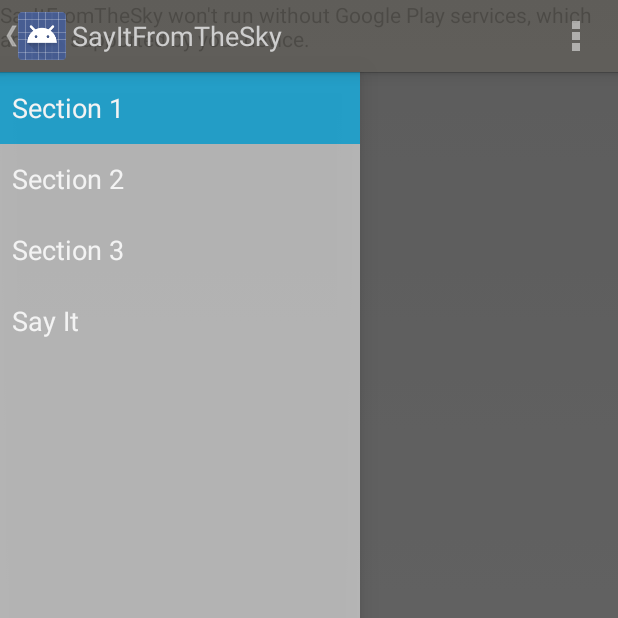
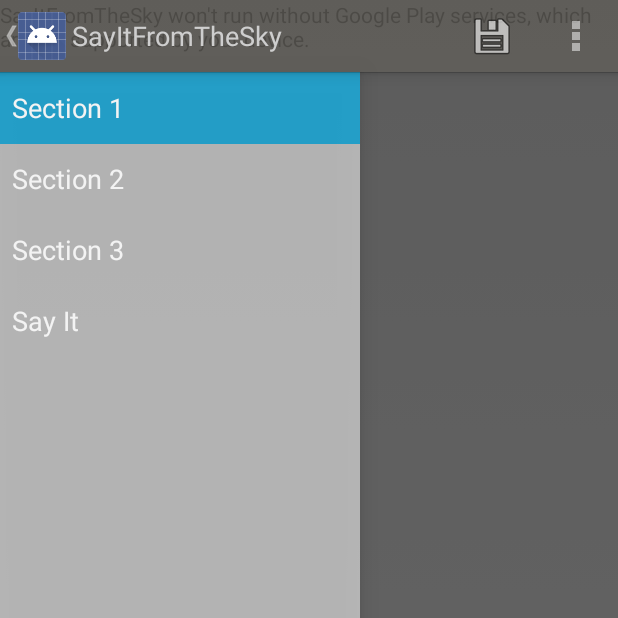
Before and after one commit to tvbarthel/SayItFromTheSky, an Android app: the fragment SayItFragment placed in its activity, on a phone screen of 412 x 824 dp, the top half of it. Run offline under Robolectric (Android 15) with nearby library versions, the phone set to English and light mode, and no system bars; libraries missing offline, so code that uses them is left out: com.google.maps.android; 3 statements that could not run were skipped.

Commit message:
Add a save action

```diff
--- a/SayItFromTheSky/src/main/java/fr/tvbarthel/apps/sayitfromthesky/SayItFragment.java
+++ b/SayItFromTheSky/src/main/java/fr/tvbarthel/apps/sayitfromthesky/SayItFragment.java
@@ -7,6 +7,9 @@ import android.os.Bundle;
 import android.support.v4.app.Fragment;
 import android.util.Log;
 import android.view.LayoutInflater;
+import android.view.Menu;
+import android.view.MenuInflater;
+import android.view.MenuItem;
 import android.view.View;
 import android.view.ViewGroup;
 import android.widget.Button;
@@ -53,6 +56,8 @@ public class SayItFragment extends Fragment implements SayItMapFragment.ISayItMa
         final View view = inflater.inflate(R.layout.fragment_say_it, container, false);
         mLastKnownZoom = DEFAULT_VALUE_ZOOM;
 
+        setHasOptionsMenu(true);
+
         //Create the polyline array used to store the polylines added to the map.
         mEncodedPolylines = new ArrayList<String>();
 
@@ -63,6 +68,7 @@ public class SayItFragment extends Fragment implements SayItMapFragment.ISayItMa
         //Create the polyline for the preview path.
         mPolylineOptionsPreview = new PolylineOptions();
         mPolylineOptionsPreview.color(Color.RED);
+
 
         //Setup the button used to add a point to the current path.
         mAddPointButton = (Button) view.findViewById(R.id.fragment_say_it_button_add_point);
@@ -125,6 +131,22 @@ public class SayItFragment extends Fragment implements SayItMapFragment.ISayItMa
         }
         saveCurrentPolyline(outState);
         saveEncodedPolyline(outState);
+    }
+
+    @Override
+    public void onCreateOptionsMenu(Menu menu, MenuInflater inflater) {
+        menu.clear();
+        inflater.inflate(R.menu.say_it, menu);
+        super.onCreateOptionsMenu(menu, inflater);
+    }
+
+    @Override
+    public boolean onOptionsItemSelected(MenuItem item) {
+        final int itemId = item.getItemId();
+        if (itemId == R.id.action_save) {
+            //TODO save the current work
+        }
+        return super.onOptionsItemSelected(item);
     }
 
     @Override
--- /dev/null
+++ b/SayItFromTheSky/src/main/res/menu/say_it.xml
@@ -0,0 +1,16 @@
+<?xml version="1.0" encoding="utf-8"?>
+
+<menu xmlns:android="http://schemas.android.com/apk/res/android">
+
+    <item android:id="@+id/action_save"
+        android:icon="@android:drawable/ic_menu_save"
+        android:title="Save"
+        android:orderInCategory="100"
+        android:showAsAction="ifRoom" />
+
+    <item android:id="@+id/action_settings"
+        android:title="@string/action_settings"
+        android:orderInCategory="101"
+        android:showAsAction="never" />
+
+</menu>
```
